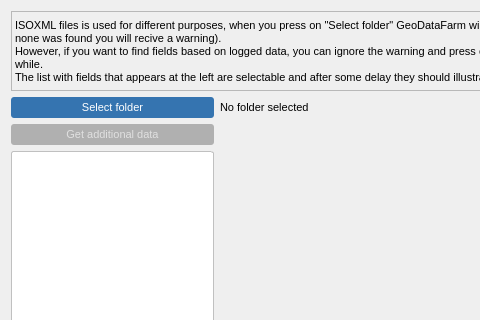
Above: widgets/findIsoFields.ui from axelande/geodatafarm3 before the change; both pictures show x 0 to 480 and y 0 to 320 of the 731 by 738 pixel window. Below: the same form after it.
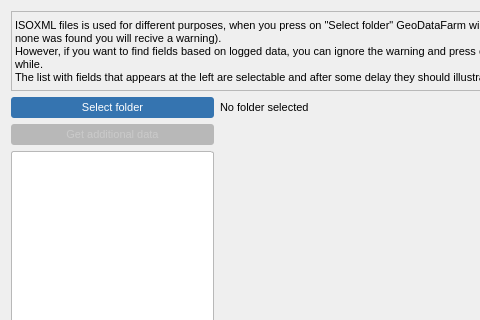
That is the form after the change.

```diff
--- a/widgets/findIsoFields.ui
+++ b/widgets/findIsoFields.ui
@@ -22,13 +22,13 @@
 
 /* === Tab bars === */
 QTabWidget::pane {
-  border: 1px solid #c0c0c0;
+  border: 1px solid palette(mid);
   border-radius: 3px;
-  background: #ffffff;
+  background: palette(base);
 }
 QTabBar::tab {
-  background: #f0f0f0;
-  border: 1px solid #c0c0c0;
+  background: palette(window);
+  border: 1px solid palette(mid);
   border-bottom: none;
   border-top-left-radius: 3px;
   border-top-right-radius: 3px;
@@ -37,7 +37,7 @@
   font-size: 8pt;
 }
 QTabBar::tab:selected {
-  background: #ffffff;
+  background: palette(base);
   border-bottom: 2px solid #3574b0;
   color: #3574b0;
 }
@@ -61,16 +61,16 @@
   background-color: #1e4a6e;
 }
 QPushButton:disabled {
-  background-color: #b0b0b0;
-  color: #e0e0e0;
+  background-color: palette(mid);
+  color: palette(midlight);
 }
 
 /* === Inputs === */
 QLineEdit, QPlainTextEdit, QTextEdit {
-  border: 1px solid #c0c0c0;
+  border: 1px solid palette(mid);
   border-radius: 3px;
   padding: 2px 4px;
-  background: #ffffff;
+  background: palette(base);
 }
 QLineEdit:focus, QPlainTextEdit:focus, QTextEdit:focus {
   border: 1px solid #3574b0;
@@ -78,10 +78,10 @@
 
 /* === Combo boxes === */
 QComboBox {
-  border: 1px solid #c0c0c0;
+  border: 1px solid palette(mid);
   border-radius: 3px;
   padding: 2px 4px;
-  background: #ffffff;
+  background: palette(base);
 }
 QComboBox:hover {
   border: 1px solid #3574b0;
@@ -91,22 +91,22 @@
   width: 20px;
 }
 QComboBox QAbstractItemView {
-  color: #000000;
-  background: #ffffff;
-  selection-color: #000000;
-  selection-background-color: #e0e0e0;
+  color: palette(text);
+  background: palette(base);
+  selection-color: palette(highlighted-text);
+  selection-background-color: palette(highlight);
 }
 
 /* === Lists === */
 QListWidget {
-  border: 1px solid #c0c0c0;
+  border: 1px solid palette(mid);
   border-radius: 3px;
-  background: #ffffff;
+  background: palette(base);
 }
 
 /* === Group boxes === */
 QGroupBox {
-  border: 1px solid #c0c0c0;
+  border: 1px solid palette(mid);
   border-radius: 3px;
   margin-top: 8px;
   padding-top: 8px;
@@ -132,21 +132,21 @@
 
 /* === Calendar === */
 QCalendarWidget {
-  border: 1px solid #c0c0c0;
+  border: 1px solid palette(mid);
   border-radius: 3px;
 }
 
 /* === Table === */
 QTableWidget, QTableView {
-  border: 1px solid #c0c0c0;
+  border: 1px solid palette(mid);
   border-radius: 3px;
-  gridline-color: #e0e0e0;
+  gridline-color: palette(midlight);
 }
 QHeaderView::section {
-  background-color: #f0f0f0;
+  background-color: palette(window);
   border: none;
-  border-bottom: 1px solid #c0c0c0;
-  border-right: 1px solid #e0e0e0;
+  border-bottom: 1px solid palette(mid);
+  border-right: 1px solid palette(midlight);
   padding: 3px 6px;
   font-weight: bold;
   font-size: 8pt;
@@ -154,10 +154,10 @@
 
 /* === Spin boxes === */
 QSpinBox, QDoubleSpinBox, QDateEdit, QTimeEdit {
-  border: 1px solid #c0c0c0;
+  border: 1px solid palette(mid);
   border-radius: 3px;
   padding: 2px 4px;
-  background: #ffffff;
+  background: palette(base);
 }
 QSpinBox:focus, QDoubleSpinBox:focus, QDateEdit:focus, QTimeEdit:focus {
   border: 1px solid #3574b0;
```
Left out of the diff: 2 changed lines with no effect on the pictures.
